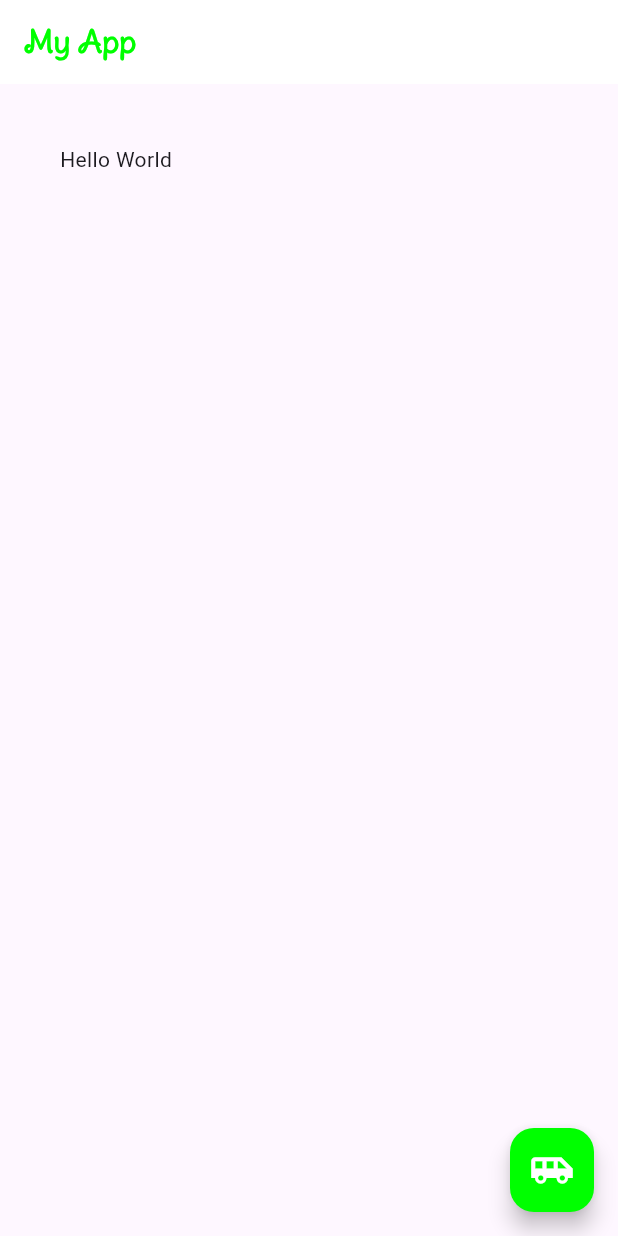
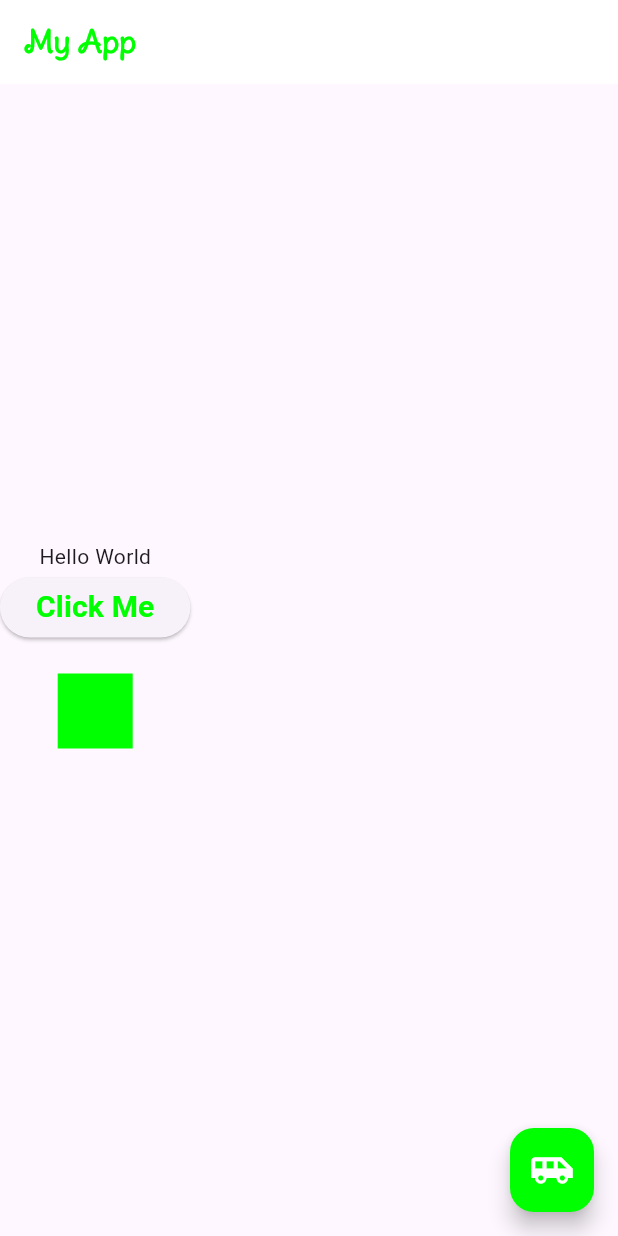
Before and after one commit to Samip-Nepal/Flutter_learning, a Flutter app: the screen it shows after launch, on a phone screen of 412 x 824 dp. Run offline on Flutter 3.47's test engine with Material 3 defaults, Android fonts, the phone set to English and light mode, and no system bars.

Commit message:
Row and column with mainaxis and column axis

```diff
--- a/my_first_app/lib/main.dart
+++ b/my_first_app/lib/main.dart
@@ -24,15 +24,59 @@ class Myhome extends StatelessWidget {
           ),
         ),
       ),
-      body: Container(
+      body: Column(
+        mainAxisAlignment: MainAxisAlignment.center,
+        crossAxisAlignment: CrossAxisAlignment.center,
+        children: [
+          Text("Hello World"),
+          ElevatedButton(
+            onPressed: () {},
+            child: Text(
+              "Click Me",
+              style: TextStyle(
+                fontSize: 20,
+                color: Color(0xFF00FF00),
+                fontWeight: FontWeight.bold,
+              ),
+            ),
+          ),
+          Container(
+            height: 50,
+            width: 50,
+            margin: EdgeInsets.all(20),
+            padding: EdgeInsets.all(20),
+            color: Color(0xFF00FF00),
+          )
+        ],
+      ),
+      /* Padding(
+        padding: const EdgeInsets.all(100),
+        child: Text(
+          "Hello World",
+          style: TextStyle(
+            fontSize: 30,
+            color: Color(0xFF00FF00),
+            fontWeight: FontWeight.bold,
+          ),
+        ),
+      ), */
+      /*       Container(
         height: 200,
         width: 200,
         margin: EdgeInsets.all(20),
         padding: EdgeInsets.all(20),
+        color: Color(0xFF00FF00),
         child: Text(
           "Hello World",
+          style: TextStyle(
+            fontSize: 30,
+            color: Colors.white,
+            fontWeight: FontWeight.bold,
+          ),
         ),
-        /*  // child: Text(
+      ), */
+
+      /*  // child: Text(
            "Hello World",
            style: TextStyle(
             fontSize: 30,
@@ -40,7 +84,7 @@ class Myhome extends StatelessWidget {
              fontWeight: FontWeight.bold,
            ),
          ), */
-        /*   child: Image.asset('assets/random.jpg'),
+      /*   child: Image.asset('assets/random.jpg'),
          child: TextButton(
            onPressed: () {
              print("Button Pressed");
@@ -54,7 +98,7 @@ class Myhome extends StatelessWidget {
              ),
            ),
          ), */
-        /*  child: ElevatedButton.icon(
+      /*  child: ElevatedButton.icon(
         onPressed: () {
           print("Button Pressed");
         },
@@ -67,7 +111,7 @@ class Myhome extends StatelessWidget {
         ),
       ),
       ), */
-      ),
+
       floatingActionButton: FloatingActionButton(
         onPressed: () {},
         backgroundColor: Color(0xFF00FF00),
```
